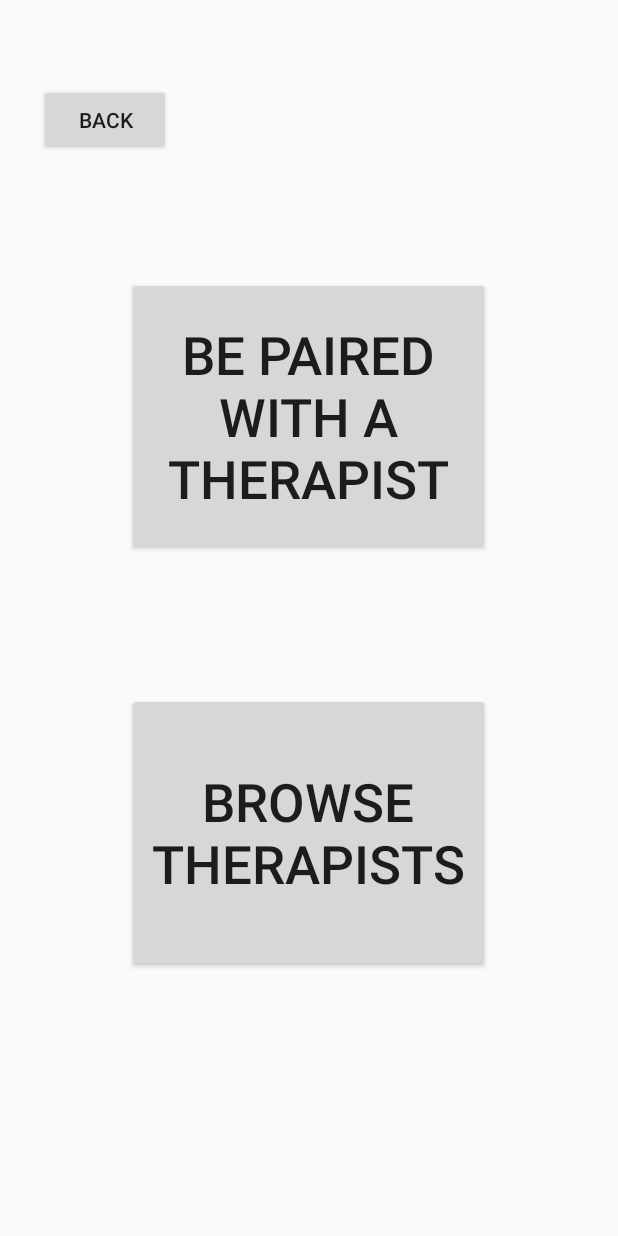
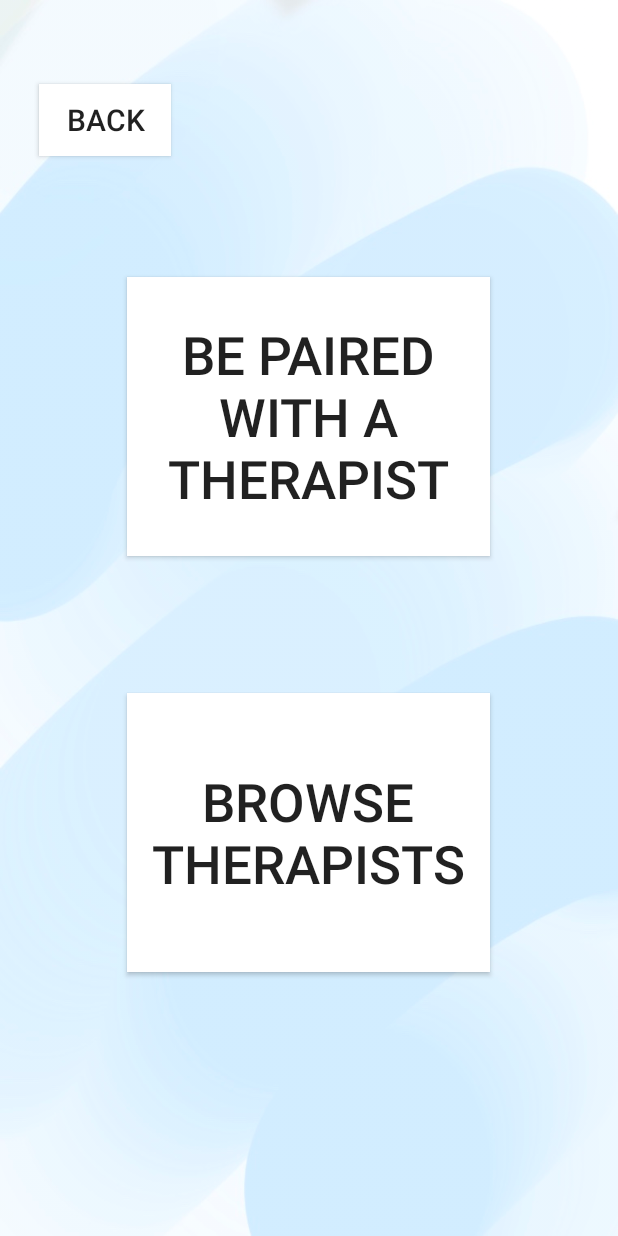
Before and after one commit to meagannguyen/Co-Health, an Android app: the layout activity_talk_to_a_licensed_therapist.xml on its own in the app's theme, with its tools: preview values and no code run, on a phone screen of 412 x 824 dp. Run offline under Robolectric (Android 15) with nearby library versions, the phone set to English and light mode, and no system bars; Roboto replaces fonts that are not available here.

Commit message:
changed background and text box colors

```diff
--- a/app/src/main/res/layout/activity_talk_to_a_licensed_therapist.xml
+++ b/app/src/main/res/layout/activity_talk_to_a_licensed_therapist.xml
@@ -3,7 +3,8 @@
     xmlns:android="http://schemas.android.com/apk/res/android"
     xmlns:app="http://schemas.android.com/apk/res-auto"
     android:layout_width="match_parent"
-    android:layout_height="match_parent">
+    android:layout_height="match_parent"
+    android:background="@drawable/blue_background">
 
     <Button
         android:id="@+id/button6"
@@ -11,7 +12,8 @@
         android:layout_height="wrap_content"
         android:layout_marginTop="56dp"
         android:text="Back"
-
+        android:textSize="20sp"
+        android:background="@android:color/white"
         app:layout_constraintBottom_toTopOf="@+id/button"
         app:layout_constraintEnd_toEndOf="parent"
         app:layout_constraintHorizontal_bias="0.08"
@@ -25,6 +27,7 @@
         android:layout_height="186dp"
         android:text="Browse Therapists"
         android:textSize="35sp"
+        android:background="@android:color/white"
         app:layout_constraintBottom_toBottomOf="parent"
         app:layout_constraintEnd_toEndOf="parent"
         app:layout_constraintHorizontal_bias="0.497"
@@ -38,6 +41,7 @@
         android:layout_height="186dp"
         android:text="Be Paired with a Therapist"
         android:textSize="35sp"
+        android:background="@android:color/white"
         app:layout_constraintBottom_toBottomOf="parent"
         app:layout_constraintEnd_toEndOf="parent"
         app:layout_constraintHorizontal_bias="0.497"
```
Also changed, not shown: app/src/main/res/drawable/blue_background.jpg (added).
